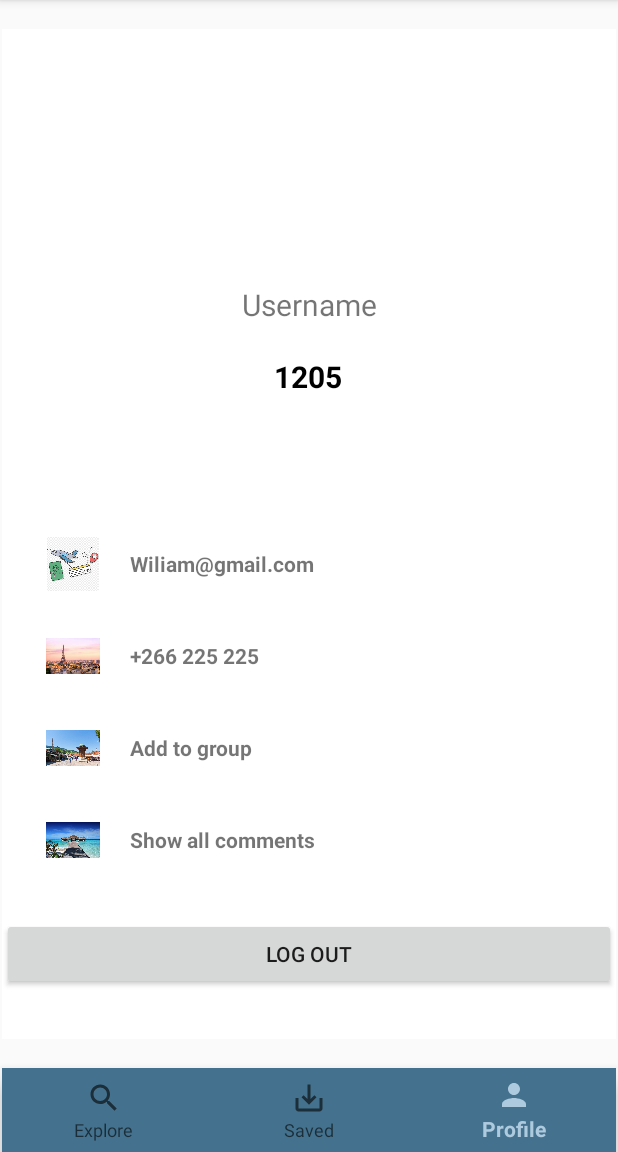
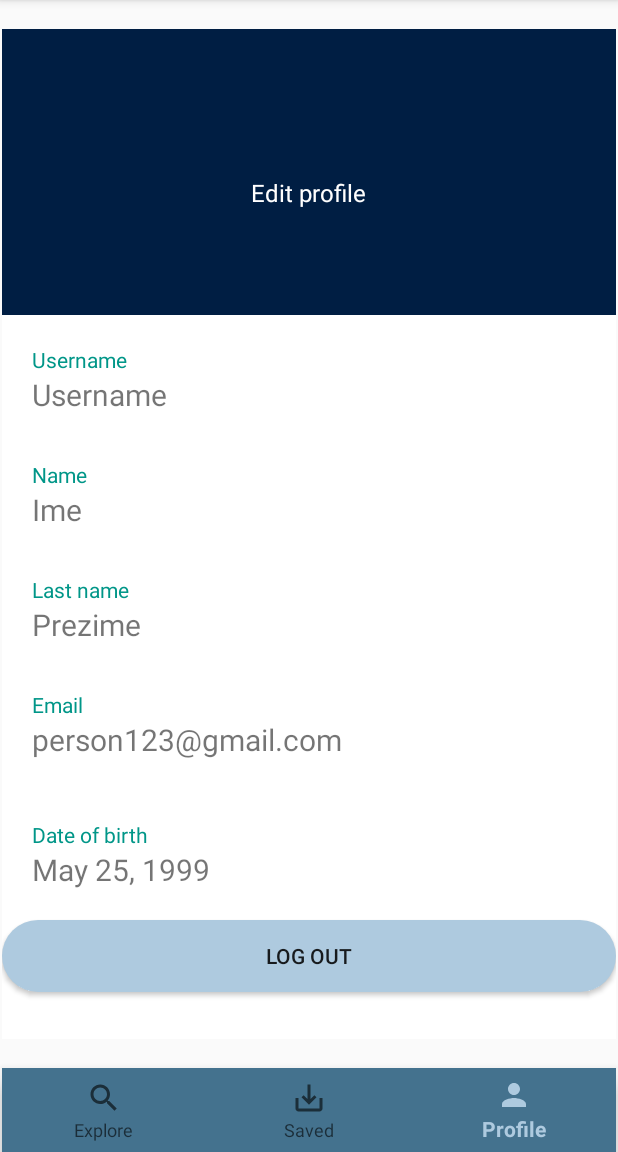
Before and after one commit to tariksuljic/LeVoyage, an Android app: the Home screen opened directly, with no data from a screen before it, item 3 of the bottom bar chosen, on a phone screen of 412 x 824 dp, the part 84-1236 px from its top. Run offline under Robolectric (Android 15) with nearby library versions, the phone set to English and light mode, and no system bars; our stand-ins replace Room's generated code; Roboto replaces fonts that are not available here.

Commit message:
profile edit

```diff
--- a/app/src/main/AndroidManifest.xml
+++ b/app/src/main/AndroidManifest.xml
@@ -9,6 +9,9 @@
         android:roundIcon="@mipmap/ic_launcher_round"
         android:supportsRtl="true"
         android:theme="@style/Theme.LeVoyage">
+        <activity
+            android:name=".EditProfile"
+            android:exported="false" />
         <activity
             android:name=".BookingActivity"
             android:exported="false" />
@@ -32,7 +35,6 @@
             android:name=".DestinationDetails"
             android:parentActivityName=".Home" />
 
-
         <meta-data
             android:name="preloaded_fonts"
             android:resource="@array/preloaded_fonts" />
--- /dev/null
+++ b/app/src/main/java/com/example/levoyage/EditProfile.java
@@ -0,0 +1,14 @@
+package com.example.levoyage;
+
+import androidx.appcompat.app.AppCompatActivity;
+
+import android.os.Bundle;
+
+public class EditProfile extends AppCompatActivity {
+
+    @Override
+    protected void onCreate(Bundle savedInstanceState) {
+        super.onCreate(savedInstanceState);
+        setContentView(R.layout.activity_edit_profile);
+    }
+}
--- a/app/src/main/java/com/example/levoyage/Home.java
+++ b/app/src/main/java/com/example/levoyage/Home.java
@@ -18,7 +18,7 @@ public class Home extends AppCompatActivity {
     private BottomNavigationView bottomNavigationView;
     private ViewPager viewPager;
 
-    private User user;
+    public User user;
 
     @Override
     protected void onCreate(@Nullable Bundle savedInstanceState) {
@@ -29,12 +29,12 @@ public class Home extends AppCompatActivity {
 
         bottomNavigationView.setOnNavigationItemSelectedListener(onNavigationItemSelectedListener);
         viewPager=findViewById(R.id.fragment_container);
-        setUpAdapter(viewPager);
 
         Intent intent = getIntent();
 
         int id = intent.getIntExtra(USER_ID, 0);
         user = UserDatabase.getDatabase(this).myUserDAO().getUser(id);
+        Log.d("Error home", " "+user);
         viewPager.addOnPageChangeListener(new ViewPager.OnPageChangeListener(){
             @Override
             public void onPageScrolled(int position, float positionOffset, int positionOffsetPixels) {
@@ -52,6 +52,7 @@ public class Home extends AppCompatActivity {
 
             }
         });
+        setUpAdapter(viewPager);
 
 
 
@@ -61,7 +62,8 @@ public class Home extends AppCompatActivity {
         ViewPageAdapter viewPageAdapter=new ViewPageAdapter(getSupportFragmentManager(), FragmentPagerAdapter.BEHAVIOR_RESUME_ONLY_CURRENT_FRAGMENT);
         viewPageAdapter.addFragment(new ExploreFragment());
         viewPageAdapter.addFragment(new BookingFragment());
-        viewPageAdapter.addFragment(new ProfileFragment());
+        viewPageAdapter.addFragment(new ProfileFragment(user));
+        Log.d("Error home", " "+user);
         viewPager.setAdapter(viewPageAdapter);
     }
 
--- a/app/src/main/java/com/example/levoyage/ProfileFragment.java
+++ b/app/src/main/java/com/example/levoyage/ProfileFragment.java
@@ -3,6 +3,7 @@ package com.example.levoyage;
 import android.app.Activity;
 import android.content.Intent;
 import android.os.Bundle;
+import android.util.Log;
 import android.view.LayoutInflater;
 import android.view.View;
 import android.view.ViewGroup;
@@ -17,13 +18,37 @@ import androidx.fragment.app.Fragment;
 
 public class ProfileFragment extends Fragment {
 
-    private TextView textViewUsername;
+    private TextView username,name,lastname,email,dateofbirth,namesurname;
     private Button logoutButton;
+    private User user;
+
+    public ProfileFragment(User user) {
+        this.user = user;
+    }
+
+
     @Nullable
     @Override
     public View onCreateView(@NonNull LayoutInflater inflater, @Nullable ViewGroup container, @Nullable Bundle savedInstanceState) {
         View view = inflater.inflate(R.layout.fragment_profile,
                 container, false);
+        username = view.findViewById(R.id.usernametv);
+        name = view.findViewById(R.id.nametv);
+        lastname = view.findViewById(R.id.lastNametv);
+        email = view.findViewById(R.id.emailtv);
+        dateofbirth = view.findViewById(R.id.birthdaytv);
+        namesurname = view.findViewById(R.id.name_surname);
+
+        username.setText(user.getUsername());
+        name.setText(user.getName());
+        lastname.setText(user.getSurname());
+        email.setText(user.getEmail());
+        dateofbirth.setText(Integer.toString(user.getBirthYear()));
+        namesurname.setText(user.getName()+" "+user.getSurname());
+
+
+
+
         logoutButton = (Button) view.findViewById(R.id.button_logout);
         logoutButton.setOnClickListener(new View.OnClickListener()
         {
--- a/app/src/main/java/com/example/levoyage/Register.java
+++ b/app/src/main/java/com/example/levoyage/Register.java
@@ -21,8 +21,8 @@ public class Register extends AppCompatActivity implements View.OnClickListener
         super.onCreate(savedInstanceState);
         setContentView(R.layout.activity_register);
 
-        editTextName = (EditText) findViewById(R.id.editTextName);
-        editTextLastName = (EditText) findViewById(R.id.editTextLastName);
+        editTextName = (EditText) findViewById(R.id.nametv);
+        editTextLastName = (EditText) findViewById(R.id.lastNametv);
         editTextAge = (EditText) findViewById(R.id.editTextAge);
         editTextUsernameRegister = (EditText) findViewById(R.id.editTextUsernameRegister);
         editTextEmail = (EditText) findViewById(R.id.editTextEmail);
--- /dev/null
+++ b/app/src/main/res/layout/activity_edit_profile.xml
@@ -0,0 +1,9 @@
+<?xml version="1.0" encoding="utf-8"?>
+<androidx.constraintlayout.widget.ConstraintLayout xmlns:android="http://schemas.android.com/apk/res/android"
+    xmlns:app="http://schemas.android.com/apk/res-auto"
+    xmlns:tools="http://schemas.android.com/tools"
+    android:layout_width="match_parent"
+    android:layout_height="match_parent"
+    tools:context=".EditProfile">
+
+</androidx.constraintlayout.widget.ConstraintLayout>
--- a/app/src/main/res/layout/activity_register.xml
+++ b/app/src/main/res/layout/activity_register.xml
@@ -46,7 +46,7 @@
         android:text="Email"
         android:textColor="@color/white"
         app:layout_constraintStart_toStartOf="parent"
-        app:layout_constraintTop_toBottomOf="@+id/editTextLastName" />
+        app:layout_constraintTop_toBottomOf="@+id/lastNametv" />
 
     <EditText
         android:id="@+id/editTextEmail"
@@ -76,10 +76,10 @@
         android:textColor="@color/white"
         app:layout_constraintEnd_toEndOf="parent"
         app:layout_constraintStart_toStartOf="parent"
-        app:layout_constraintTop_toBottomOf="@+id/editTextName" />
+        app:layout_constraintTop_toBottomOf="@+id/nametv" />
 
     <EditText
-        android:id="@+id/editTextLastName"
+        android:id="@+id/lastNametv"
         android:layout_width="0dp"
         android:layout_height="wrap_content"
         android:layout_marginStart="16dp"
@@ -106,7 +106,7 @@
         app:layout_constraintTop_toTopOf="parent" />
 
     <EditText
-        android:id="@+id/editTextName"
+        android:id="@+id/nametv"
         android:layout_width="0dp"
         android:layout_height="wrap_content"
         android:layout_marginStart="16dp"
--- a/app/src/main/res/layout/fragment_profile.xml
+++ b/app/src/main/res/layout/fragment_profile.xml
@@ -4,169 +4,140 @@
     xmlns:tools="http://schemas.android.com/tools"
     android:layout_width="match_parent"
     android:layout_height="match_parent"
-    android:background="@color/white"
-    android:orientation="vertical">
-
-    <RelativeLayout
-        android:layout_width="match_parent"
-        android:layout_height="293dp">
-
-        <LinearLayout
-            android:layout_width="match_parent"
-            android:layout_height="295dp"
-            android:orientation="horizontal"
-            android:weightSum="3">
-
-            <androidx.constraintlayout.widget.ConstraintLayout
-                android:layout_width="match_parent"
-                android:layout_height="match_parent"
-                android:layout_weight="1"
-                android:gravity="center"
-                android:orientation="vertical">
-
-                <TextView
-                    android:id="@+id/textView"
-                    android:layout_width="wrap_content"
-                    android:layout_height="wrap_content"
-                    android:layout_marginTop="20dp"
-                    android:text="@string/username"
-                    android:textSize="20sp"
-                    app:layout_constraintEnd_toEndOf="parent"
-                    app:layout_constraintStart_toStartOf="parent"
-                    app:layout_constraintTop_toBottomOf="@+id/imageView3" />
-
-                <TextView
-                    android:id="@+id/usernameText"
-                    android:layout_width="wrap_content"
-                    android:layout_height="wrap_content"
-                    android:layout_marginTop="9dp"
-                    android:paddingTop="10dp"
-                    android:text="1205"
-                    android:textColor="@color/black"
-                    android:textSize="20sp"
-                    android:textStyle="bold"
-                    app:layout_constraintBottom_toBottomOf="parent"
-                    app:layout_constraintEnd_toEndOf="parent"
-                    app:layout_constraintHorizontal_bias="0.498"
-                    app:layout_constraintStart_toStartOf="parent"
-                    app:layout_constraintTop_toBottomOf="@+id/textView"
-                    app:layout_constraintVertical_bias="0.025" />
-
-                <ImageView
-                    android:id="@+id/imageView3"
-                    android:layout_width="123dp"
-                    android:layout_height="114dp"
-                    android:layout_marginTop="36dp"
-                    app:layout_constraintEnd_toEndOf="parent"
-                    app:layout_constraintHorizontal_bias="0.498"
-                    app:layout_constraintStart_toStartOf="parent"
-                    app:layout_constraintTop_toTopOf="parent"
-                    tools:srcCompat="@color/purple_500" />
-
-            </androidx.constraintlayout.widget.ConstraintLayout>
-
-        </LinearLayout>
-
-    </RelativeLayout>
-
-    <LinearLayout
-        android:layout_width="401dp"
-        android:layout_height="254dp"
-        android:layout_gravity="center"
-        android:layout_marginTop="45dp"
+    android:background="#FFFFFF"
     android:orientation="vertical">
 
     <LinearLayout
         android:layout_width="match_parent"
         android:layout_height="wrap_content"
-            android:orientation="horizontal"
-            android:paddingLeft="25dp">
+        android:background="#001E43"
+        android:gravity="center_horizontal"
+        android:orientation="vertical"
+        android:paddingTop="50dp"
+        android:paddingBottom="50dp">
 
-            <ImageView
-                android:layout_width="36dp"
-                android:layout_height="36dp"
-                android:src="@drawable/traveltiketslka" />
 
         <TextView
+            android:id="@+id/name_surname"
             android:layout_width="wrap_content"
             android:layout_height="wrap_content"
-                android:layout_gravity="center_vertical"
-                android:paddingLeft="20dp"
-                android:text="Wiliam@gmail.com"
-                android:textStyle="bold" />
+            android:paddingTop="10dp"
+            android:textColor="#FFFFFF"
+            android:textSize="24sp" />
+
+        <TextView
+            android:id="@+id/editProfileTV"
+            android:layout_width="wrap_content"
+            android:layout_height="wrap_content"
+            android:clickable="true"
+            android:minHeight="48dp"
+            android:paddingTop="5dp"
+            android:text="Edit profile"
+            android:textColor="#FFFFFF"
+            android:textSize="16sp" />
+
     </LinearLayout>
 
-        <LinearLayout
+    <TextView
+        android:id="@+id/textView4"
         android:layout_width="match_parent"
         android:layout_height="wrap_content"
-            android:layout_marginTop="25dp"
-            android:orientation="horizontal"
-            android:paddingLeft="25dp">
-
-            <ImageView
-                android:layout_width="36dp"
-                android:layout_height="36dp"
-                android:src="@drawable/paris" />
+        android:paddingLeft="20dp"
+        android:text="Username"
+        android:paddingTop="20dp"
+        android:textColor="#009688" />
 
     <TextView
-                android:layout_width="wrap_content"
-
-                android:layout_height="wrap_content"
-                android:layout_gravity="center_vertical"
-                android:paddingLeft="20dp"
-                android:text="+266 225 225"
-                android:textStyle="bold" />
-        </LinearLayout>
-
-        <LinearLayout
+        android:id="@+id/usernametv"
         android:layout_width="match_parent"
         android:layout_height="wrap_content"
-            android:layout_marginTop="25dp"
-            android:orientation="horizontal"
-            android:paddingLeft="25dp">
-
-            <ImageView
-                android:layout_width="36dp"
-                android:layout_height="36dp"
-                android:src="@drawable/sarajevo" />
+        android:ems="10"
+        android:paddingLeft="20dp"
+        android:paddingBottom="10dp"
+        android:text="Username"
+        android:textSize="20sp" />
+    <TextView
+        android:id="@+id/textView6"
+        android:layout_width="match_parent"
+        android:layout_height="wrap_content"
+        android:paddingLeft="20dp"
+        android:text="Name"
+        android:paddingTop="20dp"
+        android:textColor="#009688" />
 
     <TextView
-                android:layout_width="wrap_content"
-
-                android:layout_height="wrap_content"
-                android:layout_gravity="center_vertical"
-                android:paddingLeft="20dp"
-                android:text="Add to group"
-                android:textStyle="bold" />
-        </LinearLayout>
-
-        <LinearLayout
+        android:id="@+id/nametv"
         android:layout_width="match_parent"
         android:layout_height="wrap_content"
-            android:layout_marginTop="25dp"
-            android:orientation="horizontal"
-            android:paddingLeft="25dp">
-
-            <ImageView
-                android:layout_width="36dp"
-                android:layout_height="36dp"
-                android:src="@drawable/maldivi" />
+        android:ems="10"
+        android:paddingLeft="20dp"
+        android:paddingBottom="10dp"
+        android:text="Ime"
+        android:textSize="20sp" />
+    <TextView
+        android:id="@+id/textView7"
+        android:layout_width="match_parent"
+        android:layout_height="wrap_content"
+        android:text="Last name"
+        android:paddingLeft="20dp"
+        android:paddingTop="20dp"
+        android:textColor="#009688" />
 
     <TextView
-                android:layout_width="wrap_content"
+        android:id="@+id/lastNametv"
+        android:layout_width="match_parent"
+        android:layout_height="wrap_content"
+        android:ems="10"
+        android:paddingLeft="20dp"
+        android:paddingBottom="10dp"
+        android:text="Prezime"
+        android:textSize="20sp" />
 
+    <TextView
+        android:id="@+id/textView2"
+        android:layout_width="match_parent"
         android:layout_height="wrap_content"
-                android:layout_gravity="center_vertical"
         android:paddingLeft="20dp"
-                android:text="Show all comments"
-                android:textStyle="bold" />
-        </LinearLayout>
-    </LinearLayout>
+        android:paddingTop="20dp"
+        android:text="Email"
+        android:textColor="#009688" />
+
+    <TextView
+        android:id="@+id/emailtv"
+        android:layout_width="match_parent"
+        android:layout_height="wrap_content"
+        android:ems="10"
+        android:paddingLeft="20dp"
+        android:paddingBottom="20dp"
+        android:text="person123@gmail.com"
+        android:textSize="20sp" />
+
+    <TextView
+        android:id="@+id/textView5"
+        android:layout_width="match_parent"
+        android:layout_height="wrap_content"
+        android:paddingLeft="20dp"
+        android:paddingTop="20dp"
+        android:text="Date of birth"
+        android:textColor="#009688" />
+
+    <TextView
+        android:id="@+id/birthdaytv"
+        android:layout_width="match_parent"
+        android:layout_height="wrap_content"
+        android:ems="10"
+        android:paddingLeft="20dp"
+        android:paddingBottom="20dp"
+        android:textSize="20sp"
+        android:text="May 25, 1999" />
 
     <Button
         android:id="@+id/button_logout"
         android:layout_width="match_parent"
         android:layout_height="wrap_content"
+        android:width="100dp"
+        android:background="@drawable/button_style"
         android:text="LOG OUT" />
 
+
 </LinearLayout>
--- a/build.gradle
+++ b/build.gradle
@@ -1,7 +1,7 @@
 // Top-level build file where you can add configuration options common to all sub-projects/modules.
 plugins {
-    id 'com.android.application' version '7.2.1' apply false
-    id 'com.android.library' version '7.2.1' apply false
+    id 'com.android.application' version '7.0.1' apply false
+    id 'com.android.library' version '7.0.1' apply false
 }
 
 task clean(type: Delete) {
```
Lines whose indentation alone changed are shown as unchanged.
